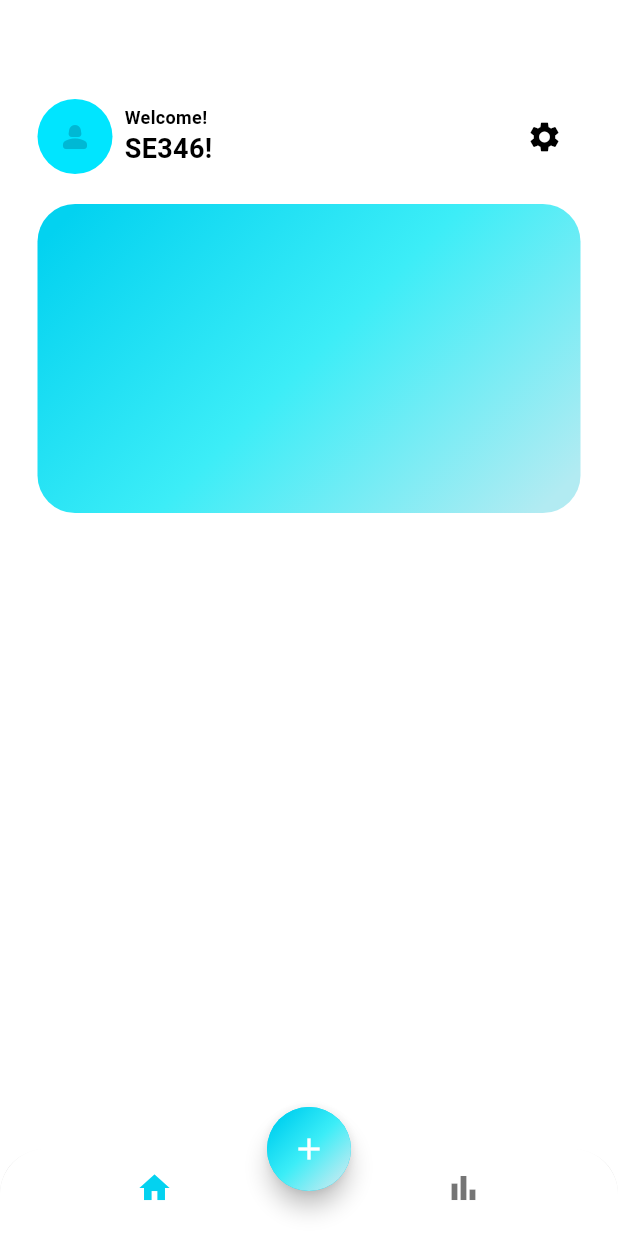
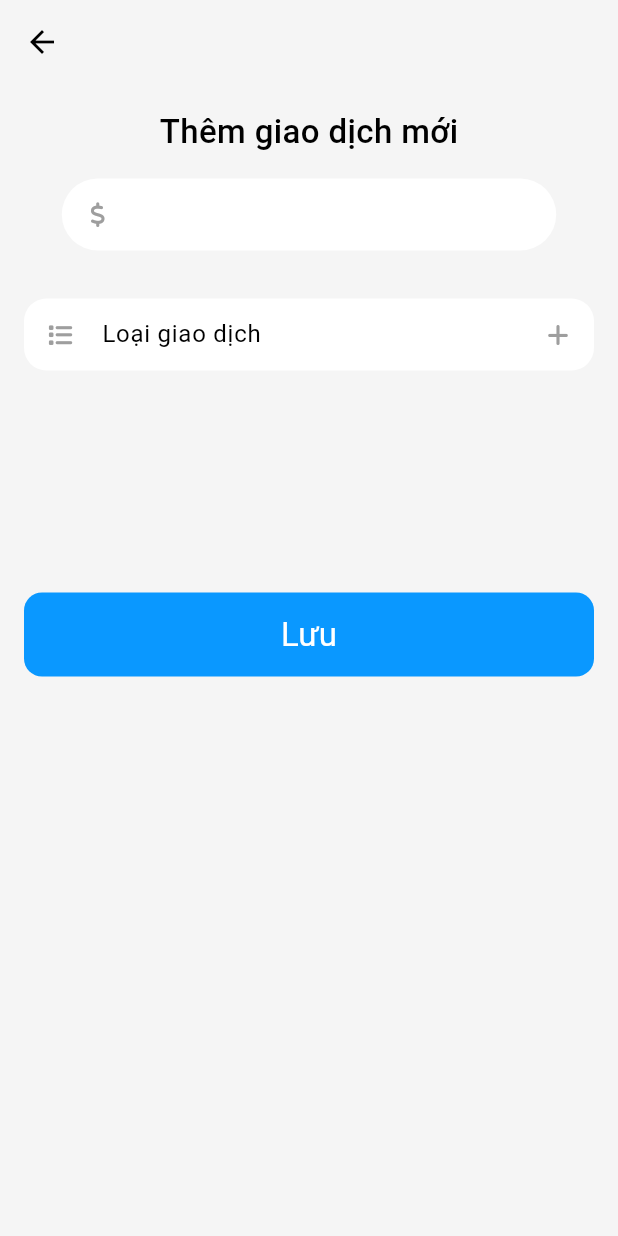
Before and after one commit to quandohong109/SE346_MoneyTracking, a Flutter app: the screen it shows after launch, after a tap on the "add" icon, on a phone screen of 412 x 824 dp. Run offline on Flutter 3.47's test engine with Material 3 defaults, Android fonts, the phone set to English and light mode, and no system bars; our stand-ins replace bloc, equatable, flutter_bloc, flutter_colorpicker, font_awesome_flutter.

Commit message:
add_screen test

```diff
--- a/lib/app_view.dart
+++ b/lib/app_view.dart
@@ -14,9 +14,9 @@ class MyAppView extends StatelessWidget {
           colorScheme: ColorScheme.light(
               background: Colors.grey.shade100,
               onBackground: Colors.black,
-              primary: const Color(0xFF03D2F0),
-              secondary: const Color(0xFF3CEDF7),
-              tertiary: const Color(0xFFB2EBF2)
+              primary: const Color(0xFF0A98FF),
+              secondary: const Color(0xFFC15BFF),
+              tertiary: const Color(0xFFFBFF2B),
           )
       ),
       home: const MainScreen(),
--- a/lib/screens/home/views/home_screen.dart
+++ b/lib/screens/home/views/home_screen.dart
@@ -63,14 +63,25 @@ class HomeScreen extends StatelessWidget {
             ),
             const SizedBox(height: 20,),
             Container(
-              width: MediaQuery.of(context).size.width,
-              height: MediaQuery.of(context).size.width / 2,
+              width: MediaQuery
+                  .of(context)
+                  .size
+                  .width,
+              height: MediaQuery
+                  .of(context)
+                  .size
+                  .width / 2,
               decoration: BoxDecoration(
                   gradient: LinearGradient(
                     colors: [
-                      Theme.of(context).colorScheme.primary,
-                      Theme.of(context).colorScheme.secondary,
-                      Theme.of(context).colorScheme.tertiary,
+                      Theme
+                          .of(context)
+                          .colorScheme
+                          .primary,
+                      Theme
+                          .of(context)
+                          .colorScheme
+                          .secondary,
                     ],
                     transform: const GradientRotation(pi / 4),
                   ),
--- /dev/null
+++ b/lib/screens/main/add_expense/cubit/add_screen_cubit.dart
@@ -0,0 +1,12 @@
+import 'package:bloc/bloc.dart';
+import 'package:equatable/equatable.dart';
+
+part 'add_screen_state.dart';
+
+class AddScreenCubit extends Cubit<AddScreenState> {
+  AddScreenCubit() : super(AddScreenState(selectedDate: DateTime.now()));
+
+  void updateSelectedDate(DateTime selectedDate) {
+    emit(state.copyWith(selectedDate: selectedDate));
+  }
+}
--- /dev/null
+++ b/lib/screens/main/add_expense/cubit/add_screen_state.dart
@@ -0,0 +1,19 @@
+part of 'add_screen_cubit.dart';
+
+class AddScreenState with EquatableMixin {
+  final DateTime selectedDate;
+
+  const AddScreenState({
+    required this.selectedDate,
+  });
+
+  @override
+  List<Object?> get props => [selectedDate];
+
+  AddScreenState copyWith({
+    DateTime? selectedDate,}) {
+    return AddScreenState(
+      selectedDate: this.selectedDate,
+    );
+  }
+}
--- /dev/null
+++ b/lib/screens/main/add_expense/view/add_screen.dart
@@ -0,0 +1,131 @@
+import 'package:flutter/material.dart';
+import 'package:flutter_bloc/flutter_bloc.dart';
+import 'package:font_awesome_flutter/font_awesome_flutter.dart';
+import 'package:money_tracking/screens/main/add_expense/view/widgets/date_select_field.dart';
+import 'package:money_tracking/screens/main/add_expense/view/widgets/field_with_icon.dart';
+import 'package:money_tracking/screens/main/add_expense/view/dialog/new_category_dialog.dart';
+import 'package:money_tracking/screens/main/add_expense/view/widgets/standard_button.dart';
+import '../cubit/add_screen_cubit.dart';
+
+class AddScreen extends StatefulWidget {
+  const AddScreen({super.key});
+
+  static Widget newInstance() =>
+      BlocProvider(
+        create: (context) => AddScreenCubit(),
+        child: const AddScreen(),
+      );
+
+  @override
+  State<AddScreen> createState() => _AddScreen();
+}
+
+class _AddScreen extends State<AddScreen> {
+  AddScreenCubit get cubit => context.read<AddScreenCubit>();
+
+  @override
+  Widget build(BuildContext context) {
+    return GestureDetector(
+      onTap: () => FocusScope.of(context).unfocus(),
+      child: Scaffold(
+        backgroundColor: Theme.of(context).colorScheme.background,
+        appBar: AppBar(
+          backgroundColor: Theme.of(context).colorScheme.background,
+        ),
+        body: Padding(
+          padding: const EdgeInsets.all(16.0),
+          child: Column(
+            crossAxisAlignment: CrossAxisAlignment.center,
+            children: [
+              const Text(
+                'Thêm giao dịch mới',
+                style: TextStyle(
+                    fontSize: 22,
+                    fontWeight: FontWeight.w500
+                ),
+              ),
+              const SizedBox(height: 16,),
+
+              SizedBox(
+                width: MediaQuery.of(context).size.width * 0.8,
+                child: FieldWithIcon(
+                  prefixIcon: const Icon(
+                    FontAwesomeIcons.dollarSign,
+                    size: 16,
+                    color: Colors.grey,
+                  ),
+                  border: OutlineInputBorder(
+                    borderRadius: BorderRadius.circular(30),
+                    borderSide: BorderSide.none,
+                  ),
+                ),
+              ),
+              const SizedBox(height: 32,),
+
+              FieldWithIcon(
+                hintText: 'Loại giao dịch',
+                readOnly: true,
+                border: OutlineInputBorder(
+                  borderRadius: BorderRadius.circular(15),
+                  borderSide: BorderSide.none,
+                ),
+                prefixIcon: const Icon(
+                  FontAwesomeIcons.list,
+                  size: 16,
+                  color: Colors.grey,
+                ),
+                suffixIcon: const Icon(
+                  FontAwesomeIcons.plus,
+                  size: 16,
+                  color: Colors.grey,
+                ),
+                onSuffixIconPressed: () {
+                  showDialog(
+                      context: context,
+                      builder: (ctx) {
+                        return NewCategoryDialog.newInstance();
+                      }
+                  );
+                },
+              ),
+              const SizedBox(height: 16,),
+
+              BlocBuilder<AddScreenCubit, AddScreenState>(
+                  builder: (context, state) {
+                    return InkWell(
+                      child: SizedBox(
+                        height: 100,
+                        width: 100,
+                      ),
+                      onTap: () async {
+                        final newDate = await showDatePicker(
+                          context: context,
+                          initialDate: state.selectedDate,
+                          firstDate: DateTime.now().subtract(Duration(days: 365)),
+                          lastDate: DateTime.now().add(Duration(days: 365)),
+                          confirmText: 'Lưu',
+                          cancelText: 'Hủy',
+                        );
+                        if (newDate != null){
+                          cubit.updateSelectedDate(newDate);
+                        }
+                        else{
+                          print("null");
+                        }
+                      },
+                    );
+                  }),
+              const SizedBox(height: 32,),
+
+              StandardButton(
+                height: kToolbarHeight,
+                onTap: () {},
+                text: 'Lưu',
+              ),
+            ],
+          ),
+        ),
+      ),
+    );
+  }
+}
--- /dev/null
+++ b/lib/screens/main/add_expense/view/widgets/field_with_icon.dart
@@ -0,0 +1,56 @@
+import 'package:flutter/material.dart';
+import 'package:money_tracking/screens/main/add_expense/view/entities/icon_types.dart';
+
+class FieldWithIcon extends StatelessWidget {
+  final bool readOnly;
+  final String hintText;
+  final Color fillColor;
+  final VoidCallback? onTap;
+  final Icon? prefixIcon;
+  final VoidCallback? onPrefixIconPressed;
+  final Icon? suffixIcon;
+  final VoidCallback? onSuffixIconPressed;
+  final OutlineInputBorder? border;
+
+  const FieldWithIcon({
+    super.key,
+    this.readOnly = false,
+    this.hintText = '',
+    this.fillColor = Colors.white,
+    this.onTap,
+    this.prefixIcon,
+    this.onPrefixIconPressed,
+    this.suffixIcon,
+    this.onSuffixIconPressed,
+    this.border,
+  });
+
+  @override
+  Widget build(BuildContext context) {
+    return TextFormField(
+      readOnly: readOnly,
+      textAlignVertical: TextAlignVertical.center,
+      onTap: onTap,
+      decoration: InputDecoration(
+        filled: true,
+        isDense: true,
+        fillColor: fillColor,
+        hintText: hintText,
+        prefixIcon: prefixIcon != null ? InkWell(
+          onTap: onPrefixIconPressed,
+          child: prefixIcon,
+        )
+            : null,
+        suffixIcon: suffixIcon != null ? InkWell(
+          onTap: onSuffixIconPressed,
+          child: suffixIcon,
+        )
+            : null,
+        border: border ?? OutlineInputBorder(
+          borderRadius: BorderRadius.circular(12),
+          borderSide: BorderSide.none,
+        ),
+      ),
+    );
+  }
+}
--- /dev/null
+++ b/lib/screens/main/add_expense/view/widgets/standard_button.dart
@@ -0,0 +1,51 @@
+import 'package:flutter/material.dart';
+
+class StandardButton extends StatelessWidget {
+  final VoidCallback onTap;
+  final Color? backgroundColor;
+  final double height;
+  final double width;
+  final double borderRadius;
+  final String text;
+  final double fontSize;
+  final Color fontColor;
+  final FontWeight fontWeight;
+
+  const StandardButton({
+    super.key,
+    required this.onTap,
+    this.backgroundColor,
+    this.height = 50.0,
+    this.width = double.infinity,
+    this.borderRadius = 12.0,
+    this.text = '',
+    this.fontSize = 22.0,
+    this.fontColor = Colors.white,
+    this.fontWeight = FontWeight.normal,
+  });
+
+  @override
+  Widget build(BuildContext context) {
+    return SizedBox(
+      width: width,
+      height: height,
+      child: TextButton(
+        onPressed: onTap,
+        style: TextButton.styleFrom(
+          backgroundColor: backgroundColor ?? Theme.of(context).colorScheme.primary,
+          shape: RoundedRectangleBorder(
+            borderRadius: BorderRadius.circular(borderRadius),
+          ),
+        ),
+        child: Text(
+          text,
+          style: TextStyle(
+            fontSize: fontSize,
+            color: fontColor,
+            fontWeight: fontWeight,
+          ),
+        ),
+      ),
+    );
+  }
+}
--- a/lib/screens/main/main_screen.dart
+++ b/lib/screens/main/main_screen.dart
@@ -1,6 +1,7 @@
 import 'dart:math';
 
 import 'package:flutter/material.dart';
+import 'package:money_tracking/screens/main/add_expense/view/add_screen.dart';
 
 import '../home/views/home_screen.dart';
 import '../stat/views/stat_screen.dart';
@@ -53,7 +54,14 @@ class _MainScreenState extends State<MainScreen> {
       ),
       floatingActionButtonLocation: FloatingActionButtonLocation.centerDocked,
       floatingActionButton: FloatingActionButton(
-          onPressed: () {},
+          onPressed: () {
+            Navigator.push(
+                context,
+                MaterialPageRoute<void>(
+                  builder: (BuildContext context) => AddScreen.newInstance(),
+                )
+            );
+          },
           shape: const CircleBorder(),
           child: Container(
             width: 60,
@@ -64,7 +72,6 @@ class _MainScreenState extends State<MainScreen> {
                   colors: [
                     Theme.of(context).colorScheme.primary,
                     Theme.of(context).colorScheme.secondary,
-                    Theme.of(context).colorScheme.tertiary,
                   ],
                   transform: const GradientRotation(pi / 4),
                 )
```
Also changed, not shown: lib/screens/main/add_expense/cubit/dialog/new_category_dialog_cubit.dart (added, +25 -0 lines), lib/screens/main/add_expense/cubit/dialog/new_category_dialog_state.dart (added, +31 -0 lines), lib/screens/main/add_expense/view/dialog/color_picker_dialog.dart (added, +33 -0 lines), lib/screens/main/add_expense/view/dialog/custom_date_picker_dialog.dart (added, +36 -0 lines), lib/screens/main/add_expense/view/dialog/new_category_dialog.dart (added, +143 -0 lines), lib/screens/main/add_expense/view/entities/icon_types.dart (added, +13 -0 lines), lib/screens/main/add_expense/view/widgets/date_select_field.dart (added, +44 -0 lines), lib/screens/main/add_expense/view/widgets/dropdown_container.dart (added, +76 -0 lines), pubspec.yaml (+6 -1 lines), lib/main.dart (line endings or trailing spaces).
